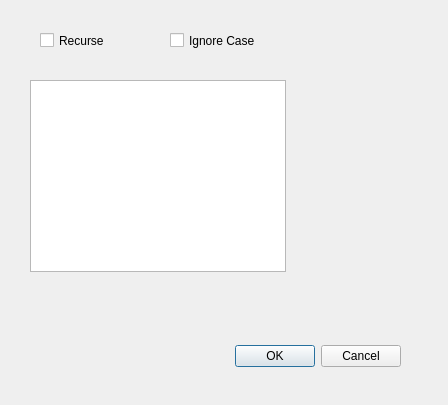
First picture: the form in gui/common.ui, repository CraigDawson/yapygrep, before the edit.
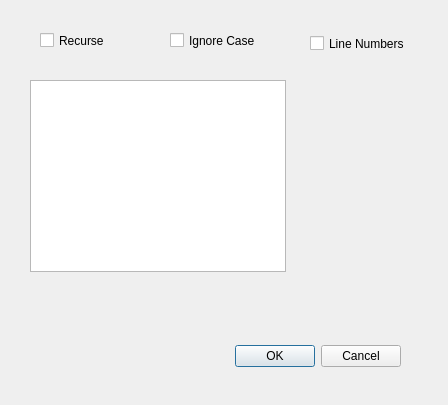
Second picture: the form after the edit.

Commit message: Added -l line number switch

```diff
--- a/gui/common.ui
+++ b/gui/common.ui
@@ -65,6 +65,19 @@
     <string>Ignore Case</string>
    </property>
   </widget>
+  <widget class="QCheckBox" name="checkBox_3">
+   <property name="geometry">
+    <rect>
+     <x>310</x>
+     <y>30</y>
+     <width>131</width>
+     <height>27</height>
+    </rect>
+   </property>
+   <property name="text">
+    <string>Line Numbers</string>
+   </property>
+  </widget>
  </widget>
  <resources/>
  <connections>
```
The commit also changes 2 other files.
